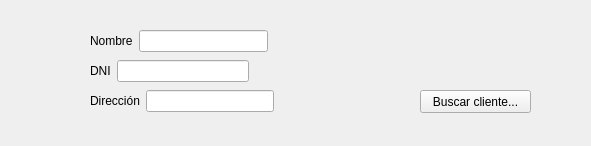
Qt form ManagerM/ui_new_venta_proforma.ui (janfranco27/TheProyect) before a commit.
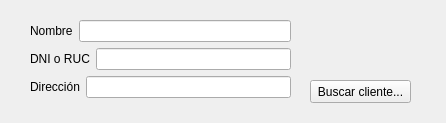
The same form after that commit.

Patch:
```diff
--- a/ManagerM/ui_new_venta_proforma.ui
+++ b/ManagerM/ui_new_venta_proforma.ui
@@ -6,35 +6,24 @@
    <rect>
     <x>0</x>
     <y>0</y>
-    <width>591</width>
-    <height>146</height>
+    <width>446</width>
+    <height>123</height>
    </rect>
   </property>
   <property name="windowTitle">
    <string>Form</string>
   </property>
-  <widget class="QPushButton" name="pushButton">
+  <widget class="QWidget" name="layoutWidget">
    <property name="geometry">
     <rect>
-     <x>420</x>
-     <y>90</y>
-     <width>111</width>
-     <height>23</height>
+     <x>30</x>
+     <y>20</y>
+     <width>261</width>
+     <height>80</height>
     </rect>
    </property>
-   <property name="text">
-    <string>Buscar cliente...</string>
-   </property>
-  </widget>
-  <widget class="QWidget" name="">
-   <property name="geometry">
-    <rect>
-     <x>90</x>
-     <y>30</y>
-     <width>178</width>
-     <height>22</height>
-    </rect>
-   </property>
+   <layout class="QGridLayout" name="gridLayout">
+    <item row="0" column="0">
    <layout class="QHBoxLayout" name="horizontalLayout">
     <item>
      <widget class="QLabel" name="label">
@@ -47,21 +36,13 @@
      <widget class="QLineEdit" name="lineEdit"/>
     </item>
    </layout>
-  </widget>
-  <widget class="QWidget" name="">
-   <property name="geometry">
-    <rect>
-     <x>90</x>
-     <y>60</y>
-     <width>159</width>
-     <height>22</height>
-    </rect>
-   </property>
+    </item>
+    <item row="1" column="0">
    <layout class="QHBoxLayout" name="horizontalLayout_2">
     <item>
      <widget class="QLabel" name="label_2">
       <property name="text">
-       <string>DNI</string>
+         <string>DNI o RUC</string>
       </property>
      </widget>
     </item>
@@ -69,16 +50,8 @@
      <widget class="QLineEdit" name="lineEdit_2"/>
     </item>
    </layout>
-  </widget>
-  <widget class="QWidget" name="">
-   <property name="geometry">
-    <rect>
-     <x>90</x>
-     <y>90</y>
-     <width>184</width>
-     <height>22</height>
-    </rect>
-   </property>
+    </item>
+    <item row="2" column="0">
    <layout class="QHBoxLayout" name="horizontalLayout_3">
     <item>
      <widget class="QLabel" name="label_3">
@@ -91,6 +64,21 @@
      <widget class="QLineEdit" name="lineEdit_3"/>
     </item>
    </layout>
+    </item>
+   </layout>
+  </widget>
+  <widget class="QPushButton" name="pushButton">
+   <property name="geometry">
+    <rect>
+     <x>310</x>
+     <y>80</y>
+     <width>101</width>
+     <height>23</height>
+    </rect>
+   </property>
+   <property name="text">
+    <string>Buscar cliente...</string>
+   </property>
   </widget>
  </widget>
  <resources/>
```
Lines whose indentation alone changed are shown as unchanged.
